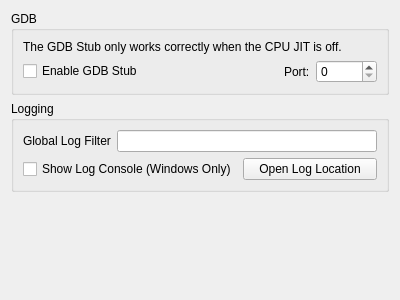
Above: src/yuzu/configuration/configure_debug.ui from rorrim-rorrim/eden-alt before the change. Below: the same form after it.
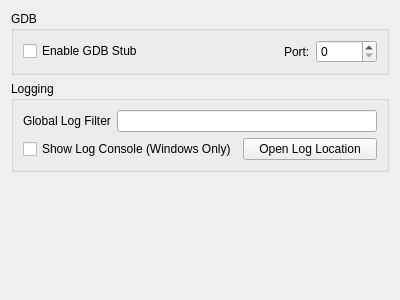
That is the form after the change.

Commit message:
GDBStub works with both Unicorn and Dynarmic now (#941)
* GDBStub works with both Unicorn and Dynarmic now

* Tidy up

Patch:
```diff
--- a/src/yuzu/configuration/configure_debug.ui
+++ b/src/yuzu/configuration/configure_debug.ui
@@ -22,13 +22,6 @@
         <string>GDB</string>
        </property>
        <layout class="QVBoxLayout" name="verticalLayout_3">
-        <item>
-         <widget class="QLabel" name="label_1">
-          <property name="text">
-           <string>The GDB Stub only works correctly when the CPU JIT is off.</string>
-          </property>
-         </widget>
-        </item>
         <item>
          <layout class="QHBoxLayout" name="horizontalLayout_1">
           <item>
```
The commit also changes 4 other files.
